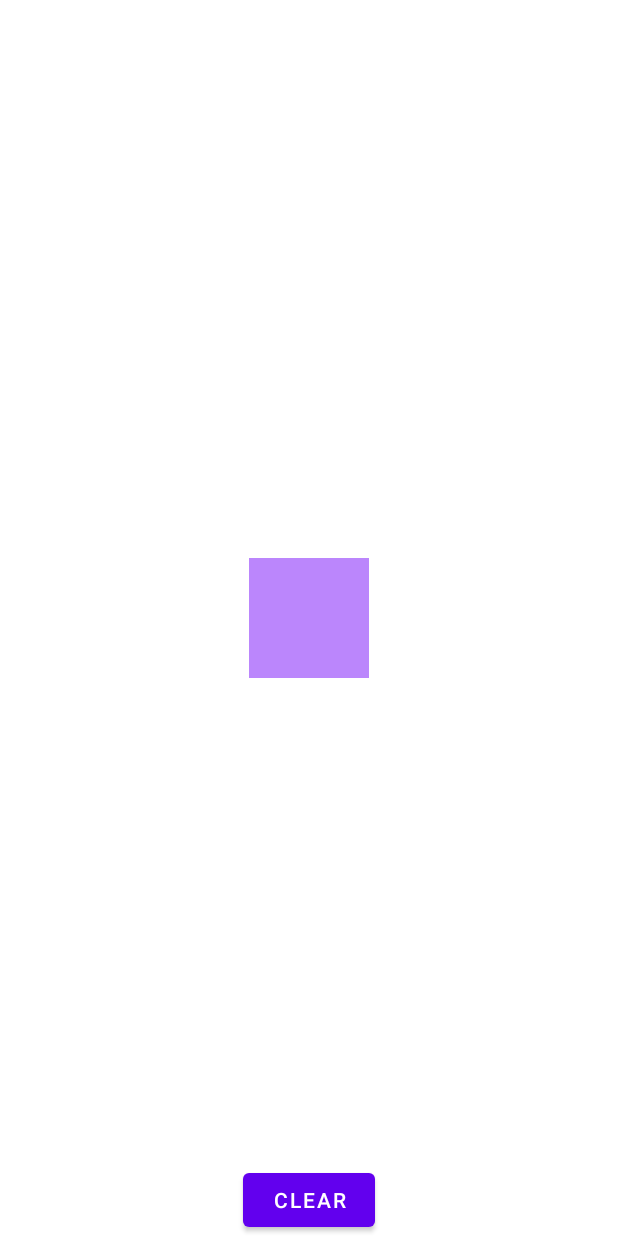
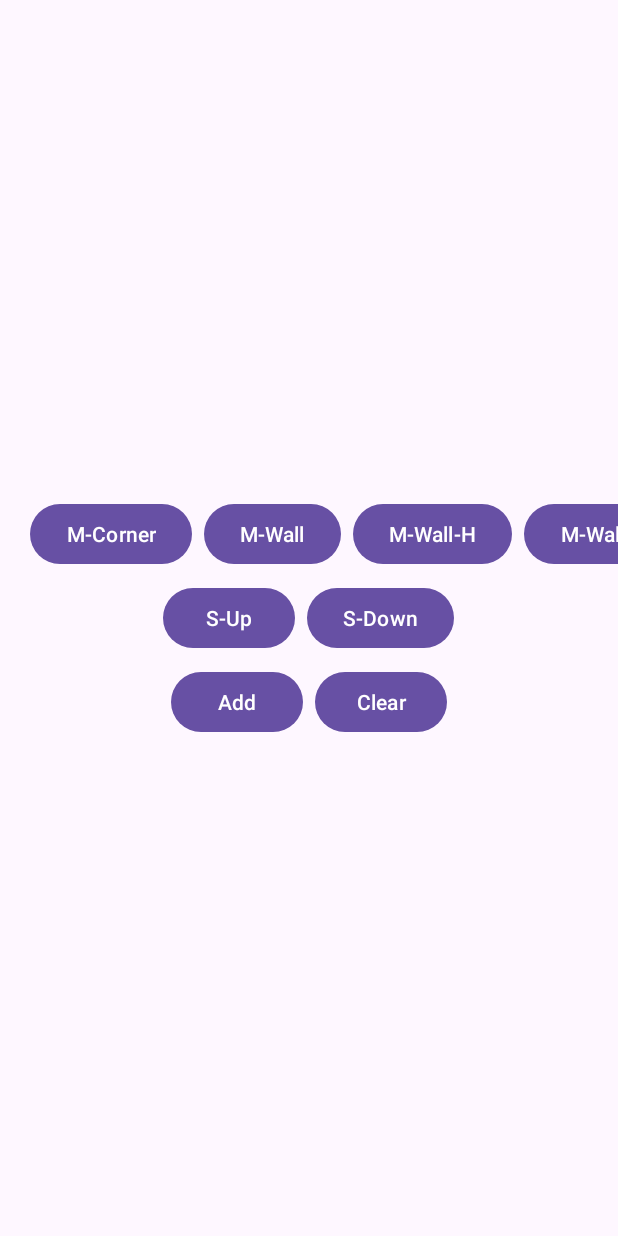
Before and after one commit to MCT-LIB/TouchUtils, an Android app: the screen it shows after launch (MainActivity), on a phone screen of 412 x 824 dp. Run offline under Robolectric (Android 15) with nearby library versions, the phone set to English and light mode, and no system bars.

Commit message:
update: demo use

```diff
--- a/app/build.gradle
+++ b/app/build.gradle
@@ -33,8 +33,6 @@ dependencies {
     implementation project(path: ':touch-utils')
     implementation 'androidx.appcompat:appcompat:1.7.0'
     implementation 'com.google.android.material:material:1.12.0'
-    implementation 'androidx.constraintlayout:constraintlayout:2.1.4'
-    implementation 'com.guolindev.permissionx:permissionx:1.7.1'
 
     testImplementation 'junit:junit:4.13.2'
     androidTestImplementation 'androidx.test.ext:junit:1.2.1'
--- a/app/src/main/java/com/mct/touchutils/test/MainActivity.java
+++ b/app/src/main/java/com/mct/touchutils/test/MainActivity.java
@@ -1,64 +1,101 @@
 package com.mct.touchutils.test;
 
-import android.Manifest;
+import static com.mct.touchutils.TouchUtils.BaseTouchListener;
+import static com.mct.touchutils.TouchUtils.FlingMoveToCornerListener;
+import static com.mct.touchutils.TouchUtils.FlingMoveToWallListener;
+import static com.mct.touchutils.TouchUtils.FlingMoveToWallListener.MoveMode;
+import static com.mct.touchutils.TouchUtils.ScaleType;
+import static com.mct.touchutils.TouchUtils.TouchScaleListener;
+import static com.mct.touchutils.TouchUtils.setTouchListener;
+
+import android.annotation.SuppressLint;
 import android.content.Context;
+import android.content.Intent;
 import android.graphics.Color;
 import android.graphics.PixelFormat;
 import android.graphics.Point;
 import android.graphics.Rect;
+import android.net.Uri;
 import android.os.Build;
 import android.os.Bundle;
+import android.provider.Settings;
 import android.view.Gravity;
 import android.view.View;
 import android.view.WindowManager;
+import android.widget.FrameLayout;
 
 import androidx.annotation.NonNull;
 import androidx.appcompat.app.AppCompatActivity;
 import androidx.dynamicanimation.animation.FloatPropertyCompat;
-import androidx.fragment.app.FragmentActivity;
 
 import com.mct.touchutils.TouchUtils;
-import com.permissionx.guolindev.PermissionX;
-import com.permissionx.guolindev.callback.RequestCallback;
 
 public class MainActivity extends AppCompatActivity {
 
-    static boolean isAdd;
-
-    BubbleBaseLayout baseLayout;
+    private BubbleBaseLayout bubbleLayout;
 
     @Override
     protected void onCreate(Bundle savedInstanceState) {
         super.onCreate(savedInstanceState);
         setContentView(R.layout.activity_main);
-        if (getSupportActionBar() != null) getSupportActionBar().hide();
+        findViewById(R.id.btnAdd).setOnClickListener(this::onClick);
+        findViewById(R.id.btnRemove).setOnClickListener(this::onClick);
+        findViewById(R.id.btnMoveToCorner).setOnClickListener(this::onClick);
+        findViewById(R.id.btnMoveToWall).setOnClickListener(this::onClick);
+        findViewById(R.id.btnMoveToWallH).setOnClickListener(this::onClick);
+        findViewById(R.id.btnMoveToWallV).setOnClickListener(this::onClick);
+        findViewById(R.id.btnScaleUp).setOnClickListener(this::onClick);
+        findViewById(R.id.btnScaleDown).setOnClickListener(this::onClick);
+    }
 
-        requestOverlayPermission(this, (allGranted, grantedList, deniedList) -> {
-            if (allGranted && !isAdd) {
-                isAdd = true;
-                baseLayout = new BubbleBaseLayout(MainActivity.this);
-                View view = new View(MainActivity.this);
-                baseLayout.addView(view);
+    private void onClick(@NonNull View view) {
+        int id = view.getId();
+        if (id == R.id.btnAdd) {
+            if (hasOverlayPermission(this)) {
+                addBubble();
+            } else {
+                if (Build.VERSION.SDK_INT >= Build.VERSION_CODES.M) {
+                    startActivity(new Intent(Settings.ACTION_MANAGE_OVERLAY_PERMISSION, Uri.parse("package:" + getPackageName())));
+                }
+            }
+        } else if (id == R.id.btnRemove) {
+            removeBubble();
+        } else if (id == R.id.btnMoveToCorner) {
+            removeTouchListener();
+            setTouchListener(bubbleLayout, createMoveToCornerListener());
+        } else if (id == R.id.btnMoveToWall) {
+            removeTouchListener();
+            setTouchListener(bubbleLayout, createMoveToWallListener(MoveMode.Nearest));
+        } else if (id == R.id.btnMoveToWallH) {
+            removeTouchListener();
+            setTouchListener(bubbleLayout, createMoveToWallListener(MoveMode.Horizontal));
+        } else if (id == R.id.btnMoveToWallV) {
+            removeTouchListener();
+            setTouchListener(bubbleLayout, createMoveToWallListener(MoveMode.Vertical));
+        } else if (id == R.id.btnScaleUp) {
+            removeTouchListener();
+            setTouchListener(bubbleLayout.getChildAt(0), createScaleListener(TouchUtils.TYPE_GROW));
+        } else if (id == R.id.btnScaleDown) {
+            removeTouchListener();
+            setTouchListener(bubbleLayout.getChildAt(0), createScaleListener(TouchUtils.TYPE_SHRINK));
+        }
+    }
 
-                view.getLayoutParams().width = 150;
-                view.getLayoutParams().height = 150;
-                view.setBackgroundColor(Color.BLUE);
+    @SuppressLint("ClickableViewAccessibility")
+    private void removeTouchListener() {
+        if (bubbleLayout != null) {
+            bubbleLayout.setOnTouchListener(null);
+            bubbleLayout.getChildAt(0).setOnTouchListener(null);
+        }
+    }
 
-                baseLayout.setWindowManager((WindowManager) getSystemService(WINDOW_SERVICE));
-                baseLayout.setViewParams(getWindowParams(
-                        getScreenWidth() - 150, 0,
-                        WindowManager.LayoutParams.WRAP_CONTENT,
-                        WindowManager.LayoutParams.WRAP_CONTENT,
-                        false)
-                );
-                baseLayout.attachToWindow();
-
-                TouchUtils.setTouchListener(baseLayout, new TouchUtils.FlingMoveToWallListener() {
+    @NonNull
+    private BaseTouchListener createMoveToCornerListener() {
+        return new FlingMoveToCornerListener() {
             @NonNull
             @Override
-                    public Rect initArea(View view) {
-                        final int left = 0, top = 0, right = getScreenWidth(), bottom = getScreenHeight() - 140;
-                        return new Rect(left, top, right, bottom);
+            protected Rect initArea(View view) {
+                return new Rect(50, 150, getScreenWidth() - 50, getScreenHeight() - 150);
             }
 
             @Override
@@ -70,57 +107,79 @@ public class MainActivity extends AppCompatActivity {
             protected FloatPropertyCompat<View> getPropY() {
                 return BubbleBaseLayout.WINDOW_Y.getPropertyCompat();
             }
-
-                });
-            }
-        });
-
-        findViewById(R.id.btnClear).setOnClickListener(v -> {
-            if (baseLayout != null) {
-                baseLayout.detachFromWindow();
-                baseLayout = null;
-            }
-        });
-
-        View box = findViewById(R.id.box);
-
-//        TouchUtils.setTouchListener(box, new TouchUtils.TouchMoveCornerListener() {
-//            @NonNull
-//            @Override
-//            public Rect initArea(View view) {
-//                final int left = 0, top = 0, right = getScreenWidth(), bottom = getScreenHeight() - 140;
-//                return new Rect(left, top, right, bottom);
-//            }
-//
-////            @NonNull
-////            @Override
-////            protected Rect initAnimArea(@NonNull View view) {
-////                int width = view.getWidth() / 2;
-////                int height = view.getHeight() / 2;
-////                Rect area = getArea();
-////                return new Rect(
-////                        area.left - width,
-////                        area.top - height,
-////                        area.right - view.getWidth() + width,
-////                        area.bottom - view.getHeight() + height
-////                );
-////            }
-//        });
-
-//        TouchUtils.setTouchListener(box, new TouchUtils.FlingMoveToWallListener() {
-//            @NonNull
-//            @Override
-//            public Rect initArea(View view) {
-//                final int left = 0, top = 0, right = getScreenWidth(), bottom = getScreenHeight() - 140;
-//                return new Rect(left, top, right, bottom);
-//            }
-//        });
-
-        TouchUtils.setTouchListener(box, new TouchUtils.TouchScaleListener());
-
+        };
     }
 
-    int getScreenWidth() {
+    @NonNull
+    private BaseTouchListener createMoveToWallListener(MoveMode moveMode) {
+        return new FlingMoveToWallListener() {
+            @NonNull
+            @Override
+            protected Rect initArea(View view) {
+                return new Rect(50, 150, getScreenWidth() - 50, getScreenHeight() - 150);
+            }
+
+            @NonNull
+            @Override
+            protected MoveMode getMoveMode() {
+                return moveMode;
+            }
+
+            @Override
+            protected FloatPropertyCompat<View> getPropX() {
+                return BubbleBaseLayout.WINDOW_X.getPropertyCompat();
+            }
+
+            @Override
+            protected FloatPropertyCompat<View> getPropY() {
+                return BubbleBaseLayout.WINDOW_Y.getPropertyCompat();
+            }
+        };
+    }
+
+    @NonNull
+    private BaseTouchListener createScaleListener(@ScaleType int scaleType) {
+        return new TouchScaleListener() {
+            @Override
+            protected int getScaleType() {
+                return scaleType;
+            }
+        };
+    }
+
+    @Override
+    protected void onDestroy() {
+        super.onDestroy();
+        removeBubble();
+    }
+
+    private void addBubble() {
+        View view = new View(MainActivity.this);
+        bubbleLayout = new BubbleBaseLayout(MainActivity.this);
+        bubbleLayout.addView(view);
+
+        ((FrameLayout.LayoutParams) view.getLayoutParams()).gravity = Gravity.CENTER;
+        view.getLayoutParams().width = 150;
+        view.getLayoutParams().height = 150;
+        view.setBackgroundColor(Color.BLUE);
+
+        bubbleLayout.setWindowManager((WindowManager) getSystemService(WINDOW_SERVICE));
+        bubbleLayout.setViewParams(getWindowParams(
+                (getScreenWidth() - 150) / 2, 150,
+                200,
+                200
+        ));
+        bubbleLayout.attachToWindow();
+    }
+
+    private void removeBubble() {
+        if (bubbleLayout != null) {
+            bubbleLayout.detachFromWindow();
+            bubbleLayout = null;
+        }
+    }
+
+    private int getScreenWidth() {
         WindowManager wm = (WindowManager) getSystemService(Context.WINDOW_SERVICE);
         if (wm == null) {
             return -1;
@@ -130,7 +189,7 @@ public class MainActivity extends AppCompatActivity {
         return point.x;
     }
 
-    int getScreenHeight() {
+    private int getScreenHeight() {
         WindowManager wm = (WindowManager) getSystemService(Context.WINDOW_SERVICE);
         if (wm == null) {
             return -1;
@@ -141,10 +200,17 @@ public class MainActivity extends AppCompatActivity {
     }
 
     @NonNull
-    static WindowManager.LayoutParams getWindowParams(int x, int y, int width, int height, boolean focusable) {
+    private static WindowManager.LayoutParams getWindowParams(int x, int y, int width, int height) {
+        int type = Build.VERSION.SDK_INT >= Build.VERSION_CODES.O
+                ? WindowManager.LayoutParams.TYPE_APPLICATION_OVERLAY
+                : WindowManager.LayoutParams.TYPE_PHONE;
+
         WindowManager.LayoutParams params = new WindowManager.LayoutParams(
                 width, height,
-                getType(), getFlag(focusable),
+                type,
+                WindowManager.LayoutParams.FLAG_NOT_FOCUSABLE
+                        | WindowManager.LayoutParams.FLAG_LAYOUT_NO_LIMITS
+                        | WindowManager.LayoutParams.FLAG_LAYOUT_IN_SCREEN,
                 PixelFormat.TRANSLUCENT
         );
         params.gravity = Gravity.TOP | Gravity.START;
@@ -153,33 +219,11 @@ public class MainActivity extends AppCompatActivity {
         return params;
     }
 
-    private static int getType() {
-        return Build.VERSION.SDK_INT >= Build.VERSION_CODES.O
-                ? WindowManager.LayoutParams.TYPE_APPLICATION_OVERLAY
-                : WindowManager.LayoutParams.TYPE_PHONE;
+    private static boolean hasOverlayPermission(Context context) {
+        if (Build.VERSION.SDK_INT >= Build.VERSION_CODES.M) {
+            return Settings.canDrawOverlays(context);
         }
-
-    private static int getFlag(boolean focusable) {
-        if (focusable) {
-            return WindowManager.LayoutParams.FLAG_NOT_TOUCH_MODAL
-                    | WindowManager.LayoutParams.FLAG_LAYOUT_NO_LIMITS;
-            // | WindowManager.LayoutParams.FLAG_WATCH_OUTSIDE_TOUCH
-        } else {
-            return WindowManager.LayoutParams.FLAG_NOT_FOCUSABLE
-                    | WindowManager.LayoutParams.FLAG_LAYOUT_NO_LIMITS
-                    | WindowManager.LayoutParams.FLAG_LAYOUT_IN_SCREEN
-                    ;
-        }
-    }
-
-    public static void requestOverlayPermission(FragmentActivity activity, RequestCallback callback) {
-        PermissionX.init(activity)
-                .permissions(Manifest.permission.SYSTEM_ALERT_WINDOW)
-                .onExplainRequestReason((scope, deniedList) -> scope.showRequestReasonDialog(deniedList,
-                        "You need to grant the app permission to use this feature.",
-                        "OK",
-                        "Cancel"))
-                .request(callback);
+        return true;
     }
 
 }
--- a/app/src/main/res/layout/activity_main.xml
+++ b/app/src/main/res/layout/activity_main.xml
@@ -1,21 +1,118 @@
 <?xml version="1.0" encoding="utf-8"?>
-<RelativeLayout xmlns:android="http://schemas.android.com/apk/res/android"
+<androidx.appcompat.widget.LinearLayoutCompat xmlns:android="http://schemas.android.com/apk/res/android"
     android:layout_width="match_parent"
-    android:layout_height="match_parent">
+    android:layout_height="match_parent"
+    android:gravity="center"
+    android:orientation="vertical">
 
-    <TextView
-        android:id="@+id/box"
-        android:layout_width="80dp"
-        android:layout_height="80dp"
-        android:layout_centerInParent="true"
-        android:background="@color/purple_200" />
-
-    <Button
-        android:id="@+id/btnClear"
+    <HorizontalScrollView
         android:layout_width="wrap_content"
         android:layout_height="wrap_content"
-        android:layout_alignParentBottom="true"
-        android:layout_centerHorizontal="true"
-        android:text="clear" />
+        android:fillViewport="true"
+        android:scrollbars="none">
 
-</RelativeLayout>
+        <androidx.appcompat.widget.LinearLayoutCompat
+            android:layout_width="wrap_content"
+            android:layout_height="wrap_content"
+            android:paddingHorizontal="16dp">
+
+            <com.google.android.material.button.MaterialButton
+                android:id="@+id/btnMoveToCorner"
+                android:layout_width="wrap_content"
+                android:layout_height="wrap_content"
+                android:layout_marginHorizontal="4dp"
+                android:text="M-Corner" />
+
+            <com.google.android.material.button.MaterialButton
+                android:id="@+id/btnMoveToWall"
+                android:layout_width="wrap_content"
+                android:layout_height="wrap_content"
+                android:layout_marginHorizontal="4dp"
+                android:text="M-Wall" />
+
+            <com.google.android.material.button.MaterialButton
+                android:id="@+id/btnMoveToWallH"
+                android:layout_width="wrap_content"
+                android:layout_height="wrap_content"
+                android:layout_marginHorizontal="4dp"
+                android:text="M-Wall-H" />
+
+            <com.google.android.material.button.MaterialButton
+                android:id="@+id/btnMoveToWallV"
+                android:layout_width="wrap_content"
+                android:layout_height="wrap_content"
+                android:layout_marginHorizontal="4dp"
+                android:text="M-Wall-V" />
+
+        </androidx.appcompat.widget.LinearLayoutCompat>
+
+    </HorizontalScrollView>
+
+    <Space
+        android:layout_width="0dp"
+        android:layout_height="8dp" />
+
+    <HorizontalScrollView
+        android:layout_width="wrap_content"
+        android:layout_height="wrap_content"
+        android:fillViewport="true"
+        android:scrollbars="none">
+
+        <androidx.appcompat.widget.LinearLayoutCompat
+            android:layout_width="wrap_content"
+            android:layout_height="wrap_content"
+            android:paddingHorizontal="16dp">
+
+            <com.google.android.material.button.MaterialButton
+                android:id="@+id/btnScaleUp"
+                android:layout_width="wrap_content"
+                android:layout_height="wrap_content"
+                android:layout_marginHorizontal="4dp"
+                android:text="S-Up" />
+
+            <com.google.android.material.button.MaterialButton
+                android:id="@+id/btnScaleDown"
+                android:layout_width="wrap_content"
+                android:layout_height="wrap_content"
+                android:layout_marginHorizontal="4dp"
+                android:text="S-Down" />
+
+        </androidx.appcompat.widget.LinearLayoutCompat>
+
+    </HorizontalScrollView>
+
+    <Space
+        android:layout_width="0dp"
+        android:layout_height="8dp" />
+
+    <HorizontalScrollView
+        android:layout_width="wrap_content"
+        android:layout_height="wrap_content"
+        android:fillViewport="true"
+        android:scrollbars="none">
+
+        <androidx.appcompat.widget.LinearLayoutCompat
+            android:layout_width="wrap_content"
+            android:layout_height="wrap_content"
+            android:paddingHorizontal="16dp">
+
+
+            <com.google.android.material.button.MaterialButton
+                android:id="@+id/btnAdd"
+                android:layout_width="wrap_content"
+                android:layout_height="wrap_content"
+                android:layout_marginHorizontal="4dp"
+                android:text="Add" />
+
+            <com.google.android.material.button.MaterialButton
+                android:id="@+id/btnRemove"
+                android:layout_width="wrap_content"
+                android:layout_height="wrap_content"
+                android:layout_marginHorizontal="4dp"
+                android:text="Clear" />
+
+        </androidx.appcompat.widget.LinearLayoutCompat>
+
+    </HorizontalScrollView>
+
+</androidx.appcompat.widget.LinearLayoutCompat>
--- a/app/src/main/res/values-night/themes.xml
+++ b/app/src/main/res/values-night/themes.xml
@@ -1,16 +1,10 @@
 <resources>
     <!-- Base application theme. -->
-    <style name="Theme.TouchUtils" parent="Theme.MaterialComponents.DayNight.DarkActionBar">
-        <!-- Primary brand color. -->
-        <item name="colorPrimary">@color/purple_200</item>
-        <item name="colorPrimaryVariant">@color/purple_700</item>
-        <item name="colorOnPrimary">@color/black</item>
-        <!-- Secondary brand color. -->
-        <item name="colorSecondary">@color/teal_200</item>
-        <item name="colorSecondaryVariant">@color/teal_200</item>
-        <item name="colorOnSecondary">@color/black</item>
-        <!-- Status bar color. -->
-        <item name="android:statusBarColor">?attr/colorPrimaryVariant</item>
-        <!-- Customize your theme here. -->
+    <style name="Base.Theme.TouchUtils" parent="Theme.Material3.Dark.NoActionBar">
+        <!-- Customize your light theme here. -->
+        <!-- <item name="colorPrimary">@color/my_light_primary</item> -->
+        <item name="android:statusBarColor">?android:attr/colorBackground</item>
     </style>
+
+    <style name="Theme.TouchUtils" parent="Base.Theme.TouchUtils" />
 </resources>
--- a/app/src/main/res/values/themes.xml
+++ b/app/src/main/res/values/themes.xml
@@ -1,16 +1,10 @@
 <resources>
     <!-- Base application theme. -->
-    <style name="Theme.TouchUtils" parent="Theme.MaterialComponents.DayNight.DarkActionBar">
-        <!-- Primary brand color. -->
-        <item name="colorPrimary">@color/purple_500</item>
-        <item name="colorPrimaryVariant">@color/purple_700</item>
-        <item name="colorOnPrimary">@color/white</item>
-        <!-- Secondary brand color. -->
-        <item name="colorSecondary">@color/teal_200</item>
-        <item name="colorSecondaryVariant">@color/teal_700</item>
-        <item name="colorOnSecondary">@color/black</item>
-        <!-- Status bar color. -->
-        <item name="android:statusBarColor" >?attr/colorPrimaryVariant</item>
-        <!-- Customize your theme here. -->
+    <style name="Base.Theme.TouchUtils" parent="Theme.Material3.Light.NoActionBar">
+        <!-- Customize your light theme here. -->
+        <!-- <item name="colorPrimary">@color/my_light_primary</item> -->
+        <item name="android:statusBarColor">?android:attr/colorBackground</item>
     </style>
+
+    <style name="Theme.TouchUtils" parent="Base.Theme.TouchUtils" />
 </resources>
```
Lines whose indentation alone changed are shown as unchanged.
